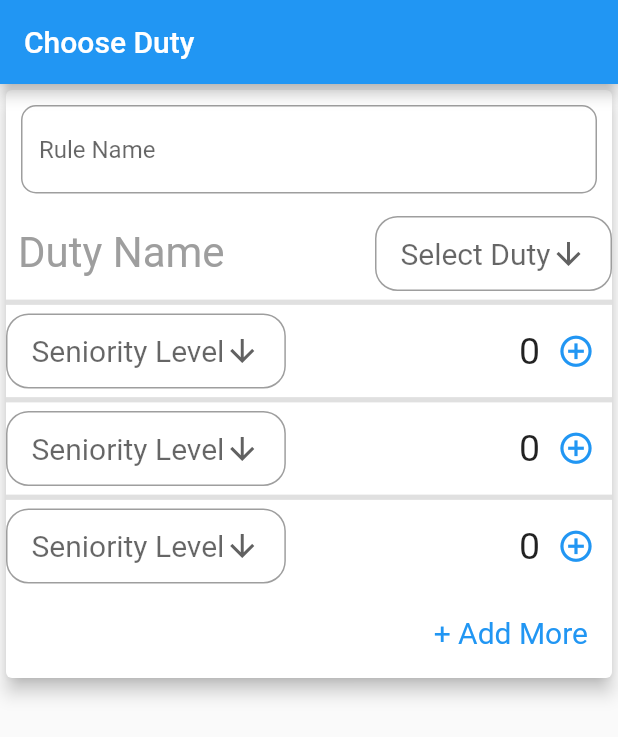
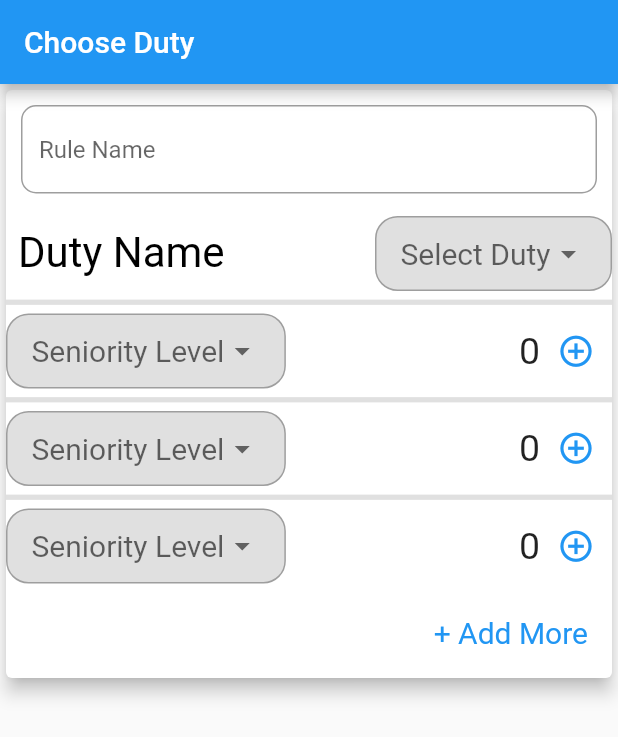
Before and after one commit to Sharan-ayush08/duty-rules, a Flutter app: the screen it shows after launch, on a phone screen of 412 x 824 dp. Shown: the top 737 px of the screen. Run offline on Flutter 3.47's test engine with Material 2 defaults, Android fonts, the phone set to English and light mode, and no system bars.

Commit message:
some changes

```diff
--- a/lib/duty.dart
+++ b/lib/duty.dart
@@ -54,18 +54,19 @@ class _ViewDutyState extends State<ViewDuty> {
                           "Duty Name",
                           style: TextStyle(
                             fontSize: 28.0,
-                            color: Colors.grey,
+                            color: Colors.black,
                           ),
                         ),
                       ),
                       Container(
                         padding: EdgeInsets.only(left: 16, right: 16),
                         decoration: BoxDecoration(
+                            color: Colors.grey[300],
                             border: Border.all(color: Colors.grey, width: 1),
                             borderRadius: BorderRadius.circular(15)),
                         child: DropdownButton(
                           dropdownColor: Colors.grey[300],
-                          icon: Icon(Icons.arrow_downward),
+                          icon: Icon(Icons.arrow_drop_down),
                           underline: SizedBox(),
                           hint: Text(
                             'Select Duty',
@@ -100,11 +101,12 @@ class _ViewDutyState extends State<ViewDuty> {
                     Container(
                       padding: EdgeInsets.only(left: 16, right: 16),
                       decoration: BoxDecoration(
+                          color: Colors.grey[300],
                           border: Border.all(color: Colors.grey, width: 1),
                           borderRadius: BorderRadius.circular(15)),
                       child: DropdownButton(
                         dropdownColor: Colors.grey[300],
-                        icon: Icon(Icons.arrow_downward),
+                        icon: Icon(Icons.arrow_drop_down),
                         underline: SizedBox(),
                         hint: Text(
                           'Seniority Level',
@@ -139,11 +141,12 @@ class _ViewDutyState extends State<ViewDuty> {
                     Container(
                       padding: EdgeInsets.only(left: 16, right: 16),
                       decoration: BoxDecoration(
+                          color: Colors.grey[300],
                           border: Border.all(color: Colors.grey, width: 1),
                           borderRadius: BorderRadius.circular(15)),
                       child: DropdownButton(
                         dropdownColor: Colors.grey[300],
-                        icon: Icon(Icons.arrow_downward),
+                        icon: Icon(Icons.arrow_drop_down),
                         underline: SizedBox(),
                         hint: Text(
                           'Seniority Level',
@@ -178,11 +181,12 @@ class _ViewDutyState extends State<ViewDuty> {
                     Container(
                       padding: EdgeInsets.only(left: 16, right: 16),
                       decoration: BoxDecoration(
+                          color: Colors.grey[300],
                           border: Border.all(color: Colors.grey, width: 1),
                           borderRadius: BorderRadius.circular(15)),
                       child: DropdownButton(
                         dropdownColor: Colors.grey[300],
-                        icon: Icon(Icons.arrow_downward),
+                        icon: Icon(Icons.arrow_drop_down),
                         underline: SizedBox(),
                         hint: Text(
                           'Seniority Level',
@@ -237,7 +241,9 @@ class Counter extends StatefulWidget {
 }
 
 class _CounterState extends State<Counter> {
+  bool? disable = false;
   int _itemcount = 0;
+
   @override
   Widget build(BuildContext context) {
     return Container(
```
